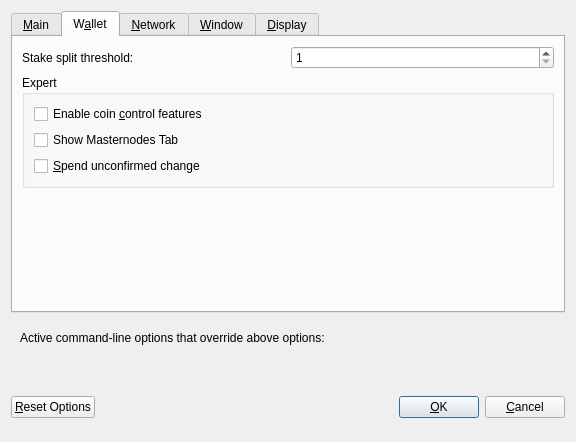
Old version of the form src/qt/forms/optionsdialog.ui in the repository zestfoundation/ZestCoin.
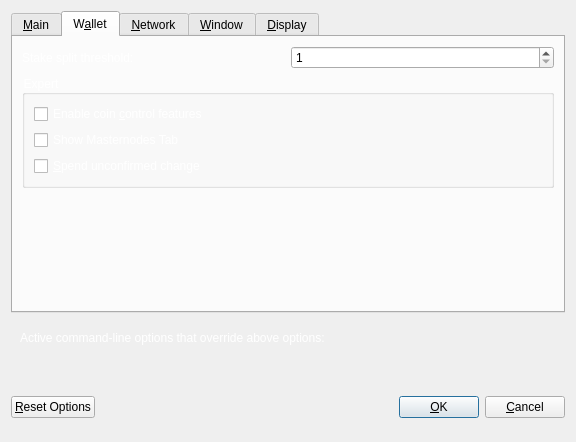
New version of the form. The open tabs and pages were chosen to show the change. Custom widgets are drawn as their Qt base class.

```diff
--- a/src/qt/forms/optionsdialog.ui
+++ b/src/qt/forms/optionsdialog.ui
@@ -141,6 +141,9 @@
         <layout class="QHBoxLayout" name="horizontalLayout_2_Wallet">
          <item>
           <widget class="QLabel" name="labelStakeSplitThresholdText">
+           <property name="styleSheet">
+            <string notr="true">color:#fff;</string>
+           </property>
            <property name="text">
             <string>Stake split threshold:</string>
            </property>
@@ -160,6 +163,9 @@
        </item>
        <item>
         <widget class="QGroupBox" name="groupBox">
+         <property name="styleSheet">
+          <string notr="true">color:#fff;</string>
+         </property>
          <property name="title">
           <string>Expert</string>
          </property>
@@ -169,6 +175,9 @@
             <property name="toolTip">
              <string>Whether to show coin control features or not.</string>
             </property>
+            <property name="styleSheet">
+             <string notr="true">color:#fff;</string>
+            </property>
             <property name="text">
              <string>Enable coin &amp;control features</string>
             </property>
@@ -179,6 +188,9 @@
             <property name="toolTip">
              <string>Show additional tab listing all your masternodes in first sub-tab&lt;br/&gt;and all masternodes on the network in second sub-tab.</string>
             </property>
+            <property name="styleSheet">
+             <string notr="true">color:#fff;</string>
+            </property>
             <property name="text">
              <string>Show Masternodes Tab</string>
             </property>
@@ -189,6 +201,9 @@
             <property name="toolTip">
              <string>If you disable the spending of unconfirmed change, the change from a transaction&lt;br/&gt;cannot be used until that transaction has at least one confirmation.&lt;br/&gt;This also affects how your balance is computed.</string>
             </property>
+            <property name="styleSheet">
+             <string notr="true">color:#fff;</string>
+            </property>
             <property name="text">
              <string>&amp;Spend unconfirmed change</string>
             </property>
@@ -505,6 +520,9 @@
        <layout class="QHBoxLayout" name="horizontalLayout_Bottom">
         <item>
          <widget class="QLabel" name="overriddenByCommandLineInfoLabel">
+          <property name="styleSheet">
+           <string notr="true">color:#fff;</string>
+          </property>
           <property name="text">
            <string>Active command-line options that override above options:</string>
           </property>
```
Left out of the diff: 45 changed lines with no effect on the pictures.
